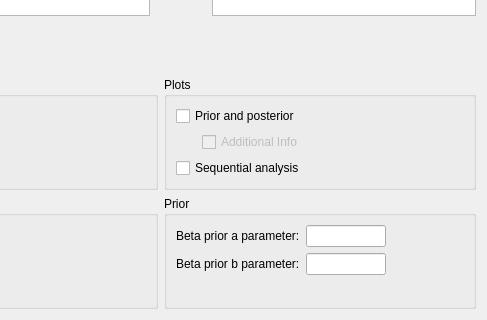
The window that JASP-Desktop/analysisforms/binomialtestbayesianform.ui (jasp-stats/jasp-desktop) describes before a commit, drawn with Qt 5; both pictures show x 125 to 612 and y 113 to 433 of the 612 by 433 pixel window.
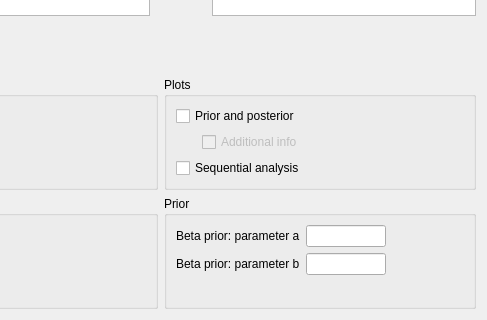
The same window after the commit. Custom widgets are drawn as their Qt base class.

Commit message: B Binom Test: changed  parameter box labels

Diff of the .ui file:
```diff
--- a/JASP-Desktop/analysisforms/binomialtestbayesianform.ui
+++ b/JASP-Desktop/analysisforms/binomialtestbayesianform.ui
@@ -52,7 +52,7 @@
          <bool>false</bool>
         </property>
         <property name="text">
-         <string>Additional Info</string>
+         <string>Additional info</string>
         </property>
        </widget>
       </item>
@@ -388,7 +388,7 @@
       <item row="0" column="0">
        <widget class="QLabel" name="label">
         <property name="text">
-         <string>Beta prior a parameter:</string>
+         <string>Beta prior: parameter a</string>
         </property>
        </widget>
       </item>
@@ -418,7 +418,7 @@
       <item row="1" column="0">
        <widget class="QLabel" name="label_2">
         <property name="text">
-         <string>Beta prior b parameter:</string>
+         <string>Beta prior: parameter b</string>
         </property>
        </widget>
       </item>
```
